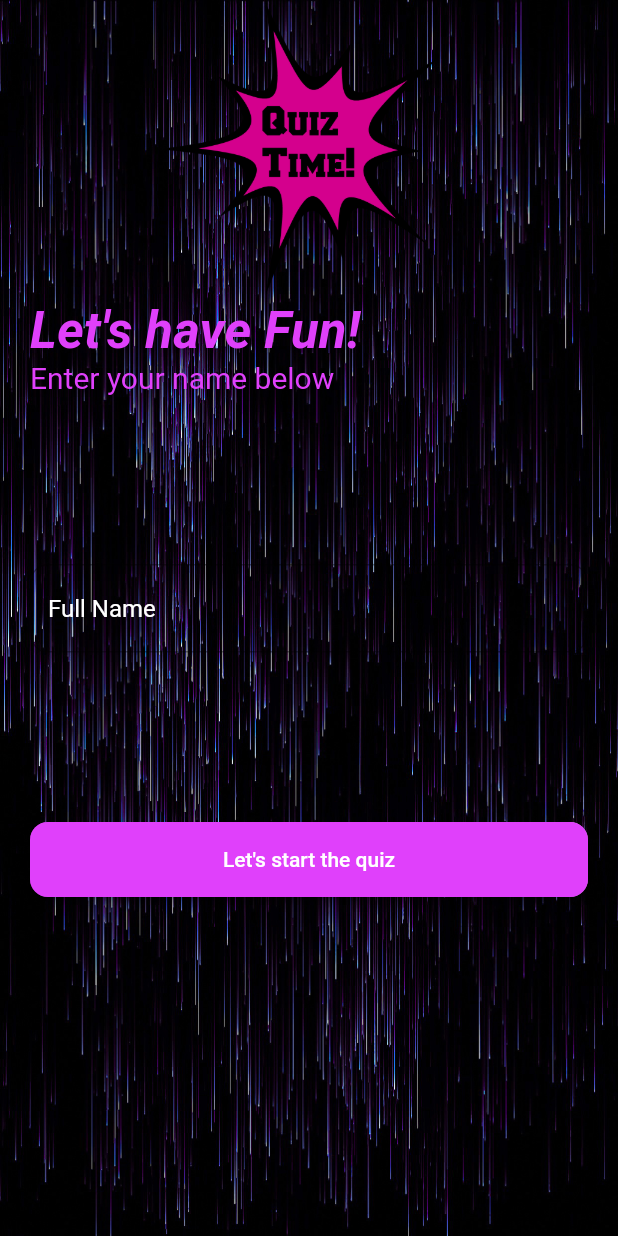
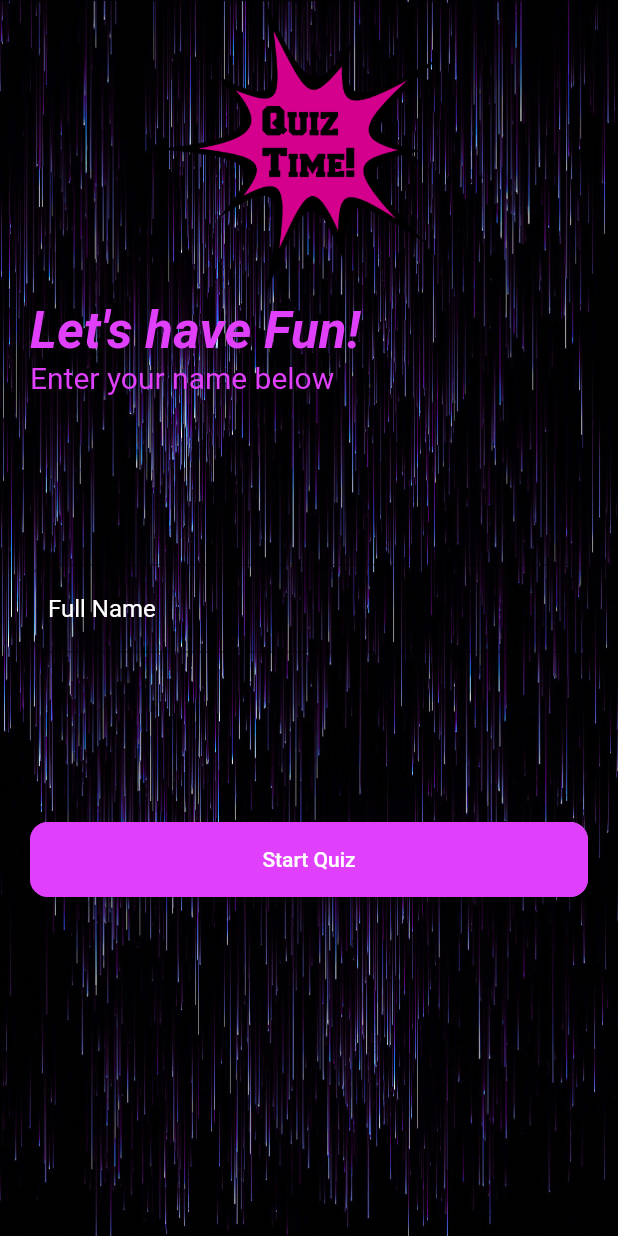
Before and after one commit to Wil-Wena/Quiz-Flutter-App, a Flutter app: the HomePage screen opened directly, on a phone screen of 412 x 824 dp. Run offline on Flutter 3.47's test engine with Material 2 defaults, Android fonts, the phone set to English and light mode, and no system bars; our stand-ins replace get.

Commit message:
morning commit

```diff
--- a/lib/controller/Questions.dart
+++ b/lib/controller/Questions.dart
@@ -53,7 +53,7 @@ class QuestionController extends GetxController
         AnimationController(duration: const Duration(seconds: 10), vsync: this);
     _animation = Tween(begin: 0.0, end: 1.0).animate(_animationController)
       ..addListener(() {
-        update(); //Works like setstate.
+        update(); //Works like setstate. Ressts the progress bar for each question
       });
     super.onInit();
 
@@ -112,6 +112,7 @@ class QuestionController extends GetxController
     _questionNumber.value = index + 1;
   }
 
+  //Function for scorePage
   String funCheck() {
     if (numOfCorrectAnswers == questions.length) {
       return "Wab3n herrh! Congrats!!!";
--- a/lib/main.dart
+++ b/lib/main.dart
@@ -3,10 +3,11 @@ import 'package:get/get_navigation/src/root/get_material_app.dart';
 import 'pages/HomePage.dart';
 import 'pages/QuizPage.dart';
 import 'pages/ScorePage.dart';
+import 'pages/ProgressBar.dart';
 
 void main() {
   runApp(const GetMaterialApp(
     debugShowCheckedModeBanner: false,
-    home: ScorePage(),
+    home: QuizPage(),
   ));
 }
--- a/lib/pages/HomePage.dart
+++ b/lib/pages/HomePage.dart
@@ -22,13 +22,12 @@ class _HomePageState extends State<HomePage> {
 
   @override
   Widget build(BuildContext context) {
-    print(myController.text);
-
     return Scaffold(
       extendBodyBehindAppBar: true,
       body: Stack(
         children: [
-          Container(
+          //Image
+          SizedBox(
             height: double.infinity,
             width: double.maxFinite,
             child: Image.asset(
@@ -36,12 +35,15 @@ class _HomePageState extends State<HomePage> {
               fit: BoxFit.fill,
             ),
           ),
+
+          //Move the body to a safe zone
           SafeArea(
               child: Padding(
             padding: const EdgeInsets.symmetric(horizontal: 20.0),
             child: Column(
               crossAxisAlignment: CrossAxisAlignment.start,
               children: [
+                //Quiz time Image
                 Center(
                   child: Image.asset(
                     'assets/pngwing.com (6).png',
@@ -49,6 +51,7 @@ class _HomePageState extends State<HomePage> {
                     width: 300,
                   ),
                 ),
+                //First Text
                 Text(
                   "Let's have Fun!",
                   style: Theme.of(context).textTheme.headline4?.copyWith(
@@ -56,24 +59,31 @@ class _HomePageState extends State<HomePage> {
                       fontWeight: FontWeight.bold,
                       fontStyle: FontStyle.italic),
                 ),
+
+                //Second Text
                 const Text(
                   "Enter your name below",
                   style: TextStyle(color: Colors.purpleAccent, fontSize: 20),
                 ),
-                const Spacer(
-                  flex: 1,
-                ),
+
+                const Spacer(flex: 1), //Space between the text and TextField
+
+                //TextField for name entry
                 TextField(
                   controller: myController,
+                  autocorrect: true,
                   style: const TextStyle(color: Colors.white),
                   decoration: InputDecoration(
                       errorText: validate ? "Enter your name JON!!" : null,
+                      errorStyle: TextStyle(color: Colors.white),
                       hintText: "Full Name",
-                      hintStyle: TextStyle(color: Colors.white),
-                      border: OutlineInputBorder(
+                      hintStyle: const TextStyle(color: Colors.white),
+                      border: const OutlineInputBorder(
                           borderRadius: BorderRadius.all(Radius.circular(12)))),
                 ),
                 const Spacer(),
+
+                //Let's have have button
                 Container(
                   decoration: BoxDecoration(
                       gradient: const LinearGradient(colors: [
@@ -96,12 +106,10 @@ class _HomePageState extends State<HomePage> {
                         }
                       });
                     },
-                    child: const Text("Let's start the quiz"),
+                    child: const Text("Start Quiz"),
                   ),
                 ),
-                const Spacer(
-                  flex: 2,
-                ),
+                const Spacer(flex: 2),
               ],
             ),
           ))
--- a/lib/pages/ProgressBar.dart
+++ b/lib/pages/ProgressBar.dart
@@ -40,7 +40,8 @@ class ProgressBar extends StatelessWidget {
                 child: Padding(
               padding: const EdgeInsets.symmetric(horizontal: 10),
               child: Row(
-                mainAxisAlignment: MainAxisAlignment.spaceBetween,
+                mainAxisAlignment: MainAxisAlignment
+                    .spaceBetween, // Space given between the time and the clock image
                 children: [
                   Text(
                     "${(controller.animation.value * 10).round()} seconds",
```
Also changed, not shown: lib/pages/QuizPage.dart (+2 -5 lines).
